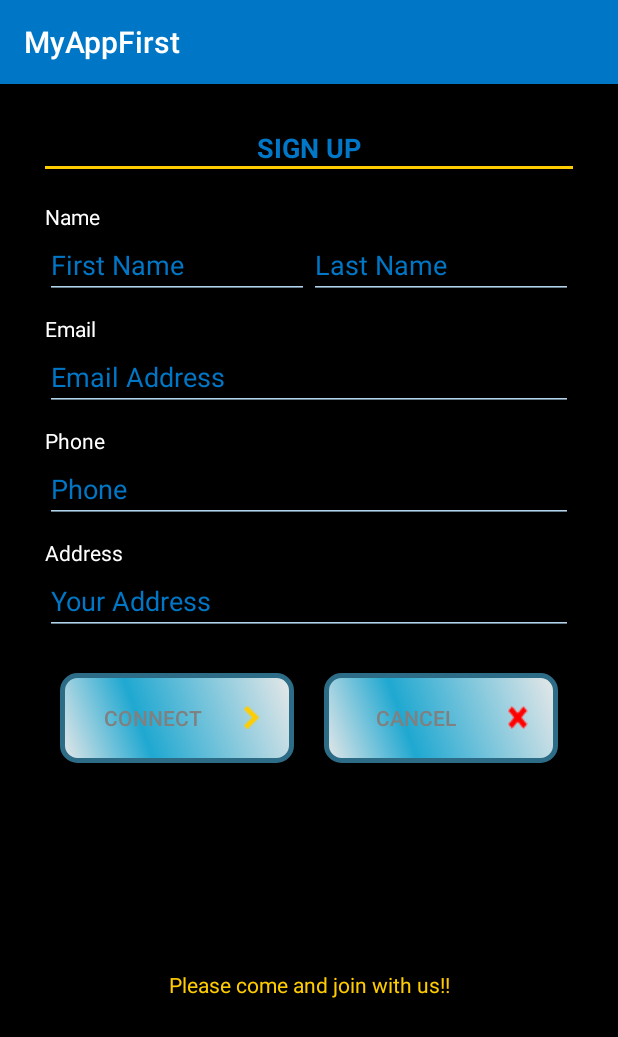
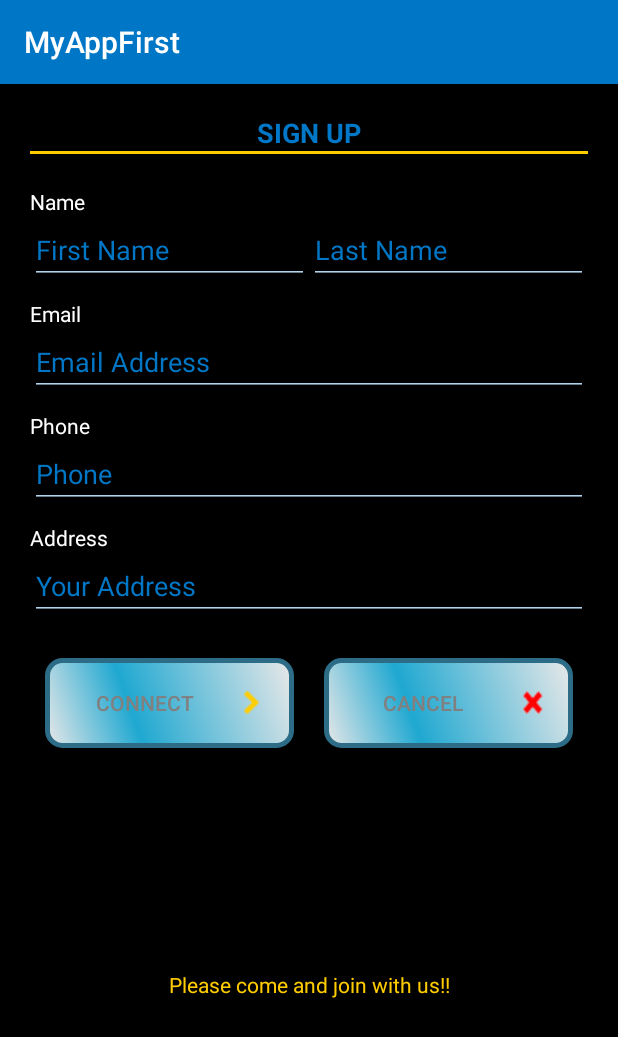
Before and after one commit to taramndr/AndroidFirst, an Android app: the screen it shows after launch (MainActivity), on a phone screen of 412 x 824 dp. Shown: the top 1037 px of the screen. Run offline under Robolectric (Android 15) with nearby library versions, the phone set to English and light mode, and no system bars.

Commit message:
Decrease padding between form and screen

```diff
--- a/app/src/main/res/layout/activity_main.xml
+++ b/app/src/main/res/layout/activity_main.xml
@@ -4,7 +4,7 @@
     xmlns:tools="http://schemas.android.com/tools"
     android:layout_width="match_parent"
     android:layout_height="match_parent"
-    android:padding="30dp"
+    android:padding="20dp"
     tools:context="android.com.myappfirst.activity.MainActivity"
     android:background="#000000">
 
@@ -25,7 +25,6 @@
         android:layout_below="@id/form_title"
         android:id="@+id/horz_line"
        />
-
 
     <LinearLayout
         android:layout_width="match_parent"
@@ -67,7 +66,7 @@
                 android:layout_height="wrap_content"
                 android:layout_weight="1"
                 android:hint="@string/last_name"
-                style="@style/editTextStyle" />
+                android:theme="@style/editTextStyle" />
 
         </LinearLayout>
 
```
